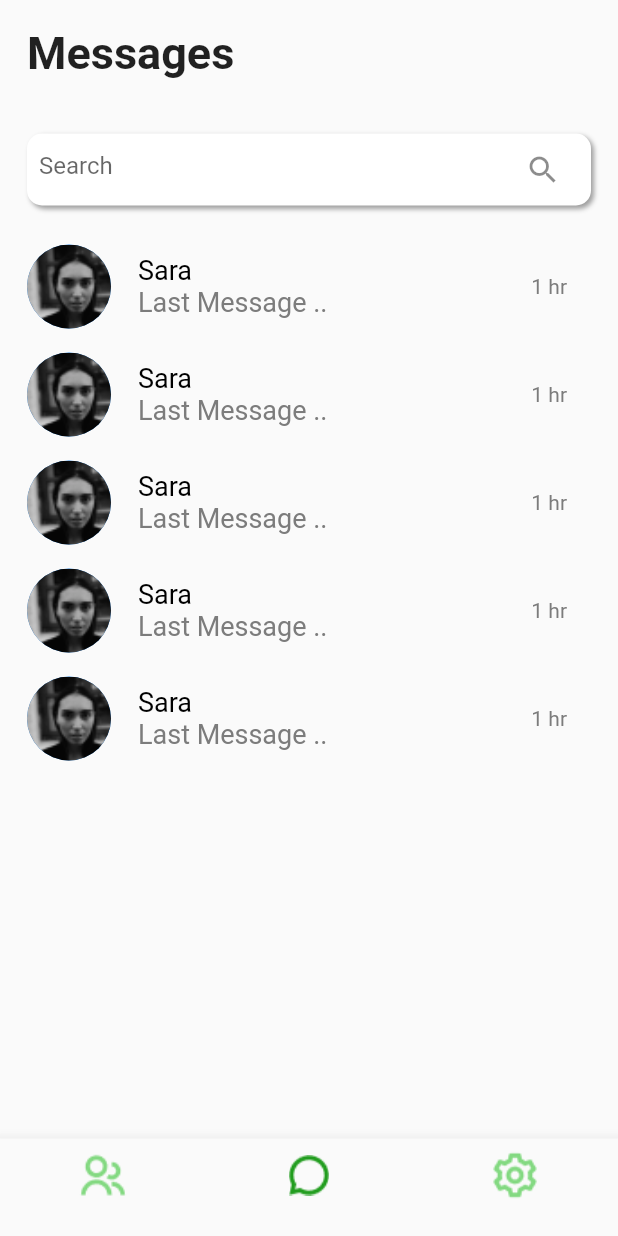
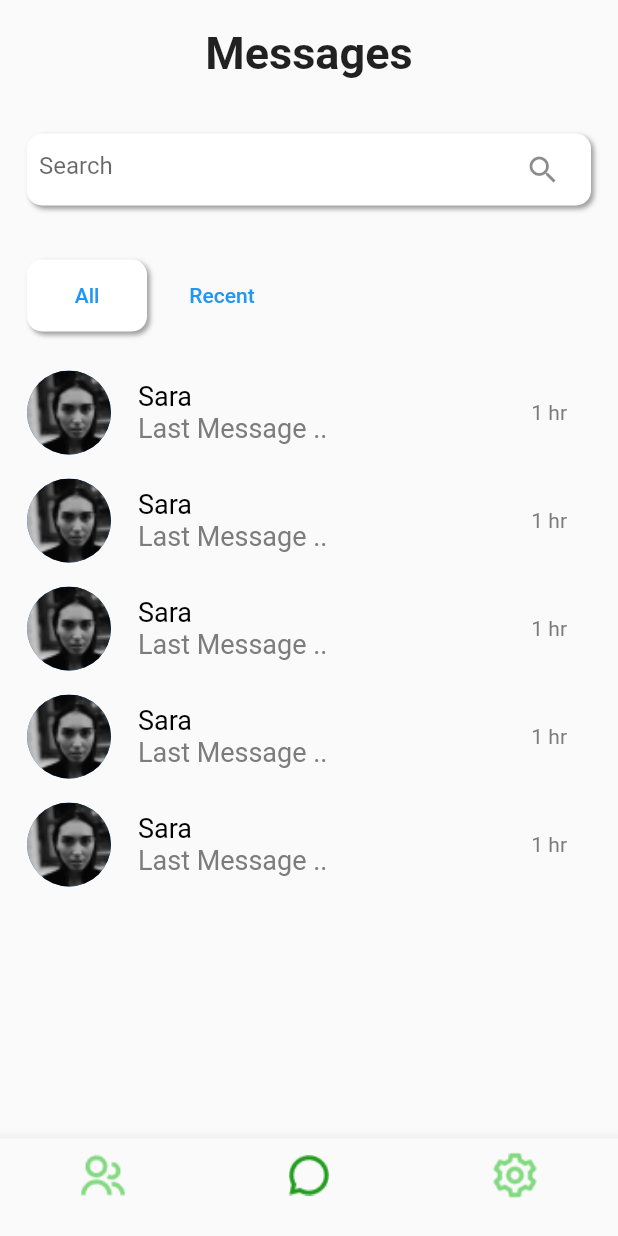
Before and after one commit to zeeshan-mehdi/chat_ui, a Flutter app: the screen it shows after launch, on a phone screen of 412 x 824 dp. Run offline on Flutter 3.47's test engine with Material 2 defaults, Android fonts, the phone set to English and light mode, and no system bars.

Commit message:
latest changes

```diff
--- a/lib/pages/messages.dart
+++ b/lib/pages/messages.dart
@@ -19,7 +19,7 @@ class _MessagesPageState extends State<MessagesPage> {
     return Scaffold(
       body: Container(
         color: const Color(0xFFFFFFF),
-        child: ListView(
+        child: Column(
           children:  [
 
             const Padding(
@@ -39,6 +39,25 @@ class _MessagesPageState extends State<MessagesPage> {
             ),
 
 
+            Row(
+              children: [
+                GestureDetector(
+                  child: SearchWidgetBorder(
+                      child: TextButton(onPressed: (){
+                      }, child:Text('All')),
+                      margin: 18,
+                  ),
+                  onTap: (){
+
+                  },
+                ),
+                TextButton(onPressed: (){}, child:Text('Recent')),
+              ],
+            ),
+
+            Expanded(
+              child: ListView(
+                children: [
                   ...chats.map<Widget>((e){
                     return ListTile(
                       leading: CircleAvatar(
@@ -60,6 +79,13 @@ class _MessagesPageState extends State<MessagesPage> {
                       ),
                     );
                   }),
+                ],
+              ),
+            )
+
+
+
+
 
           ],
         ),
@@ -67,7 +93,8 @@ class _MessagesPageState extends State<MessagesPage> {
 
       bottomNavigationBar:  BottomNavigationBar(items: const [
          BottomNavigationBarItem(
-            icon: Image(image: AssetImage('assets/group.png'),),label: ''),
+            icon: Image(image: AssetImage('assets/group.png'),),label: ''
+         ),
         BottomNavigationBarItem(
             icon: Image(image: AssetImage('assets/coolicon.png'),),label: ''),
         BottomNavigationBarItem(
```
Lines whose indentation alone changed are shown as unchanged.
